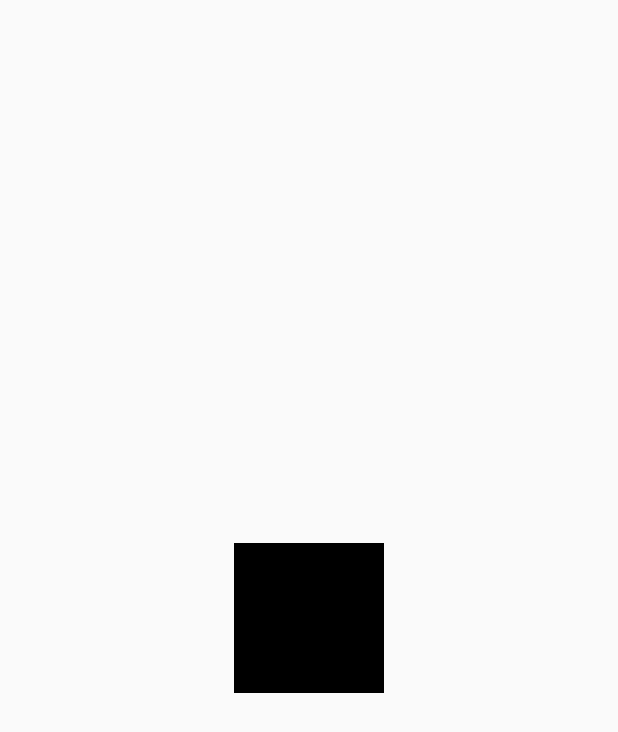
After one commit to XINANbang/ChbUI, an Android app: the ViewScrollerActivity screen opened directly, with no data from a screen before it, on a phone screen of 412 x 824 dp. The commit adds this screen. Shown: the top 732 px of the screen. Run offline under Robolectric (Android 15) with nearby library versions, the phone set to English and light mode, and no system bars.

Commit message:
增加 android开发艺术探索 例子

```diff
--- a/app/build.gradle
+++ b/app/build.gradle
@@ -29,4 +29,5 @@ dependencies {
     androidTestImplementation 'com.android.support.test:runner:1.0.2'
     androidTestImplementation 'com.android.support.test.espresso:espresso-core:3.0.2'
     implementation 'org.jetbrains:annotations-java5:15.0'
+    implementation 'com.android.support:support-annotations:21.0.2'
 }
--- a/app/src/main/AndroidManifest.xml
+++ b/app/src/main/AndroidManifest.xml
@@ -19,6 +19,7 @@
 
         <activity android:name=".Wave.WaveActivity" />
         <activity android:name=".QQDragBall.QQDragBallActivity" />
+        <activity android:name=".ViewScroller.ViewScrollerActivity" />
     </application>
 
 </manifest>
--- a/app/src/main/java/com/chb/chbui/MainActivity.java
+++ b/app/src/main/java/com/chb/chbui/MainActivity.java
@@ -12,6 +12,7 @@ import android.widget.GridView;
 import android.widget.TextView;
 
 import com.chb.chbui.QQDragBall.QQDragBallActivity;
+import com.chb.chbui.ViewScroller.ViewScrollerActivity;
 import com.chb.chbui.Wave.WaveActivity;
 
 public class MainActivity extends AppCompatActivity implements AdapterView.OnItemClickListener {
@@ -27,6 +28,7 @@ public class MainActivity extends AppCompatActivity implements AdapterView.OnIte
         mSamples = new Sample[]{
                 new Sample("贝塞尔曲线实现水波动画", WaveActivity.class),
                 new Sample("QQ消息提醒红点", QQDragBallActivity.class),
+                new Sample("android开发艺术探索 例子", ViewScrollerActivity.class),
         };
 
         mGridView = findViewById(R.id.cardlist);
--- /dev/null
+++ b/app/src/main/java/com/chb/chbui/ViewScroller/ViewScroller.java
@@ -0,0 +1,48 @@
+package com.chb.chbui.ViewScroller;
+
+import android.annotation.SuppressLint;
+import android.content.Context;
+import android.util.AttributeSet;
+import android.util.Log;
+import android.view.View;
+import android.widget.ImageView;
+import android.widget.Scroller;
+
+/**
+ * create by chenhanbin at 2019/3/26
+ * android开发艺术 demo 使用scroller做滑动
+ **/
+@SuppressLint("AppCompatCustomView")
+public class ViewScroller extends ImageView {
+
+    public Scroller mScrolller = new Scroller(getContext());
+
+    public ViewScroller(Context context) {
+        super(context);
+    }
+
+    public ViewScroller(Context context, AttributeSet attrs) {
+        super(context, attrs);
+    }
+
+    public ViewScroller(Context context, AttributeSet attrs, int defStyleAttr) {
+        super(context, attrs, defStyleAttr);
+    }
+
+    public void smoothScrollTo(int x, int y) {
+        int scrollX = getScrollX();
+        int deltaX = x - scrollX;
+        mScrolller.startScroll(getScrollX(), getScrollY(),300, 150, 1000);
+        invalidate();
+    }
+
+    @Override
+    public void computeScroll() {
+        super.computeScroll();
+        if (mScrolller.computeScrollOffset()) {
+            scrollTo(mScrolller.getCurrX(), mScrolller.getCurrY());
+            Log.d("chenhanbin", "computeScroll: x = " + mScrolller.getCurrX() + " , y = " + mScrolller.getCurrY());
+            postInvalidate();
+        }
+    }
+}
--- /dev/null
+++ b/app/src/main/java/com/chb/chbui/ViewScroller/ViewScrollerActivity.java
@@ -0,0 +1,26 @@
+package com.chb.chbui.ViewScroller;
+
+import android.app.Activity;
+import android.os.Bundle;
+import android.util.Log;
+import android.view.View;
+
+import com.chb.chbui.R;
+
+/**
+ * create by chenhanbin at 2019/3/26
+ **/
+public class ViewScrollerActivity extends Activity {
+    @Override
+    protected void onCreate(Bundle savedInstanceState) {
+        super.onCreate(savedInstanceState);
+        setContentView(R.layout.view_scroller);
+        findViewById(R.id.scrollView).setOnClickListener(new View.OnClickListener() {
+            @Override
+            public void onClick(View v) {
+                Log.d("chenhanbin", "onClick: v = " + v);
+                ((ViewScroller)v).smoothScrollTo(300, 300);
+            }
+        });
+    }
+}
--- /dev/null
+++ b/app/src/main/res/layout/view_scroller.xml
@@ -0,0 +1,15 @@
+<?xml version="1.0" encoding="utf-8"?>
+<LinearLayout
+    xmlns:android="http://schemas.android.com/apk/res/android"
+    android:layout_width="match_parent"
+    android:layout_height="match_parent"
+    android:gravity="center">
+
+    <com.chb.chbui.ViewScroller.ViewScroller
+        android:id="@+id/scrollView"
+        android:layout_width="100dp"
+        android:layout_height="100dp"
+        android:src="#000"
+        android:background="#0ff"/>
+
+</LinearLayout>
```
Also changed, not shown: 2 other files.
